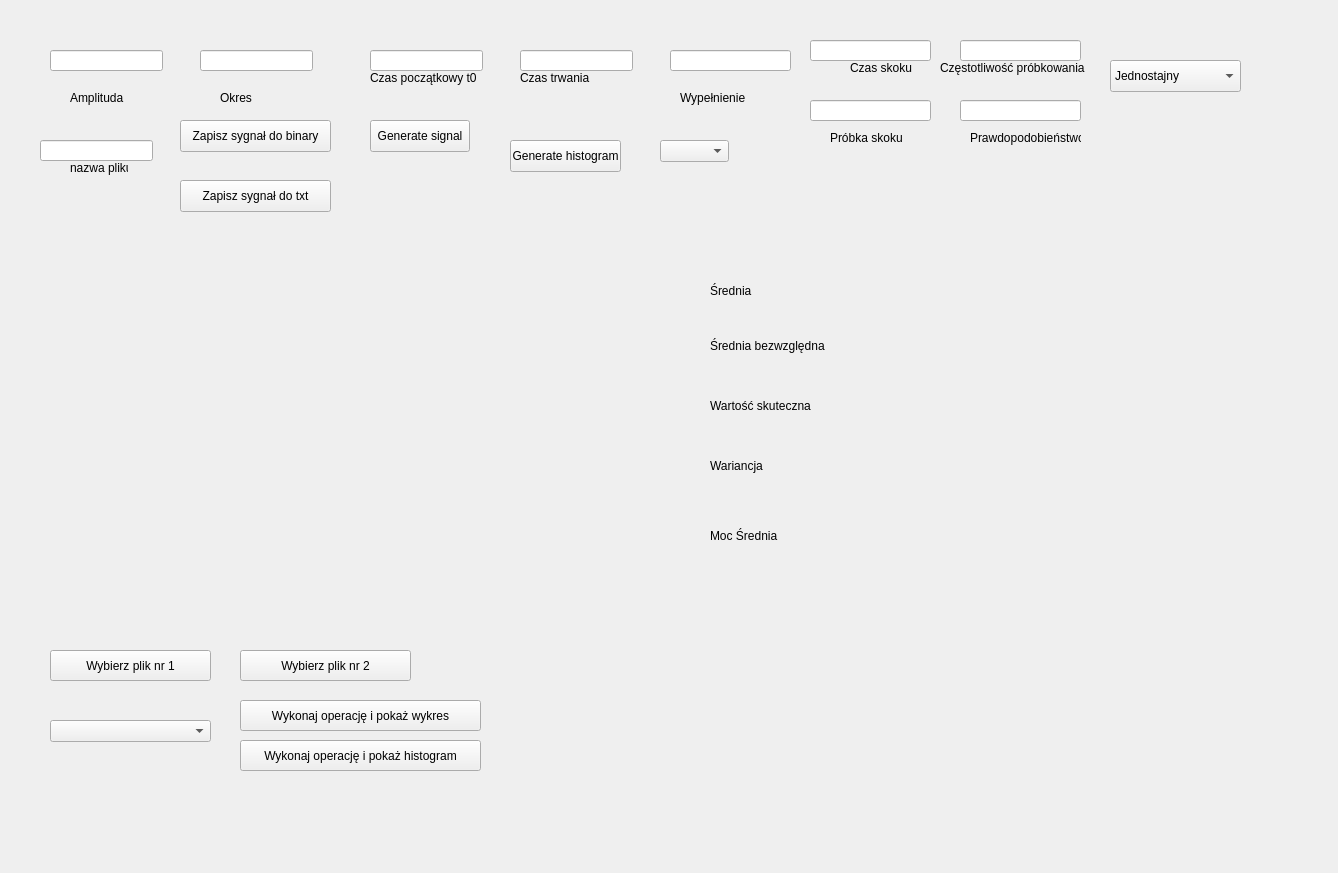
The window that DSP/zad1/form.ui (KD377/SusleRepo) describes before a commit, drawn with Qt 5.
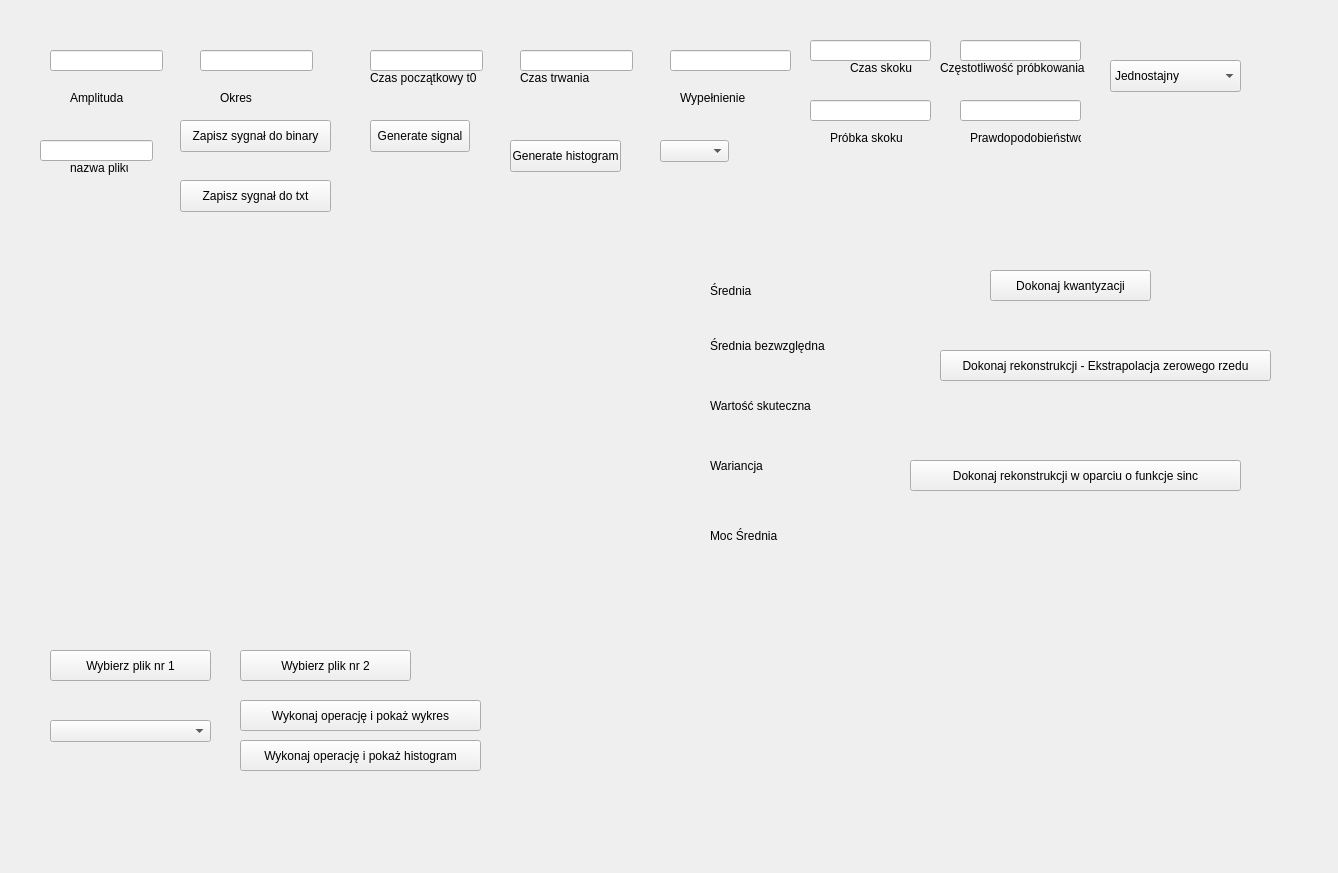
The same window after the commit.

Commit message: Dodano quantifying, and 2 variants of signal reconstruction

```diff
--- a/DSP/zad1/form.ui
+++ b/DSP/zad1/form.ui
@@ -447,6 +447,45 @@
         <string>Wypełnienie</string>
        </property>
       </widget>
+      <widget class="QPushButton" name="kwantyzacja">
+       <property name="geometry">
+        <rect>
+         <x>980</x>
+         <y>250</y>
+         <width>161</width>
+         <height>31</height>
+        </rect>
+       </property>
+       <property name="text">
+        <string>Dokonaj kwantyzacji</string>
+       </property>
+      </widget>
+      <widget class="QPushButton" name="rekonstrukcja1">
+       <property name="geometry">
+        <rect>
+         <x>930</x>
+         <y>330</y>
+         <width>331</width>
+         <height>31</height>
+        </rect>
+       </property>
+       <property name="text">
+        <string>Dokonaj rekonstrukcji - Ekstrapolacja zerowego rzedu</string>
+       </property>
+      </widget>
+      <widget class="QPushButton" name="rekonstrukcja2">
+       <property name="geometry">
+        <rect>
+         <x>900</x>
+         <y>440</y>
+         <width>331</width>
+         <height>31</height>
+        </rect>
+       </property>
+       <property name="text">
+        <string>Dokonaj rekonstrukcji w oparciu o funkcje sinc</string>
+       </property>
+      </widget>
      </widget>
     </item>
    </layout>
```
The commit also changes 1 other file.
